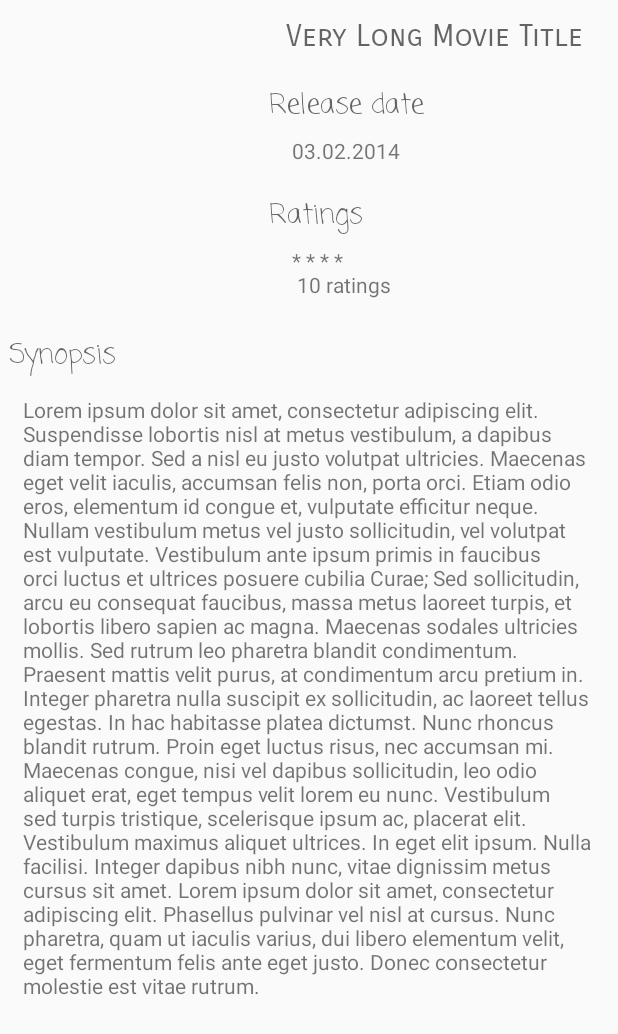
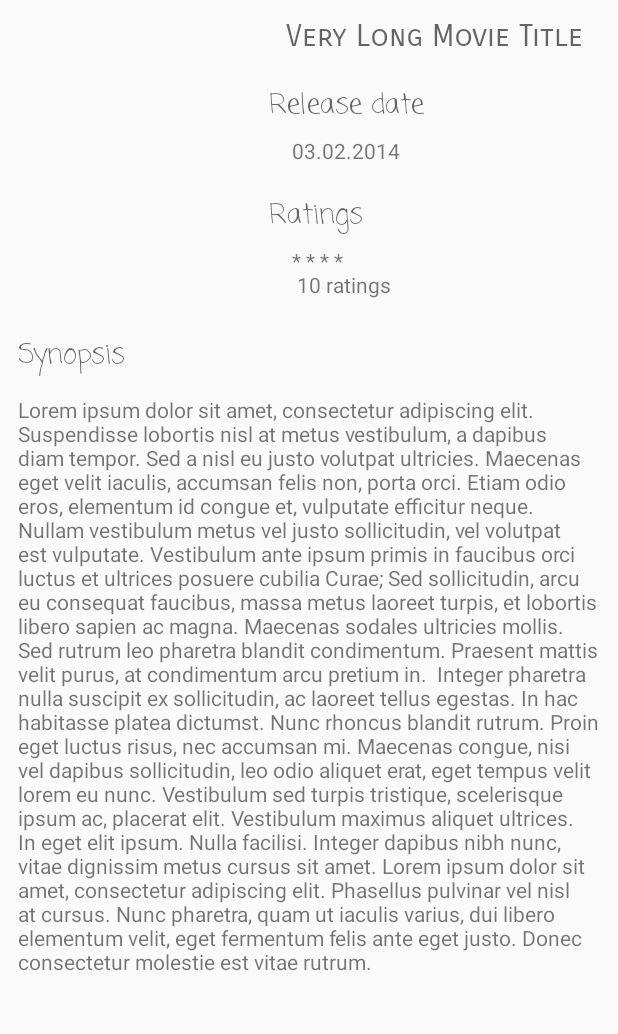
Before and after one commit to albertbuchard/watts-hut, an Android app: the layout movie_detail.xml on its own in the app's theme, with its tools: preview values and no code run, on a phone screen of 412 x 824 dp. Shown: the top 1034 px of the screen. Run offline under Robolectric (Android 15) with nearby library versions, the phone set to English and light mode, and no system bars.

Commit message:
Fixes #3 - Fixes #7 - Fixes #24 - Fixes #25 ; Added detail activity and intents. MovieObjects are parcelable and passed between activities. Data is loaded into the new detail activity. Conforms to specs.

```diff
--- a/app/src/main/res/layout/movie_detail.xml
+++ b/app/src/main/res/layout/movie_detail.xml
@@ -3,7 +3,9 @@
     xmlns:app="http://schemas.android.com/apk/res-auto"
     xmlns:tools="http://schemas.android.com/tools"
     android:orientation="vertical" android:layout_width="match_parent"
-    android:layout_height="match_parent">
+    android:layout_height="match_parent"
+    android:fitsSystemWindows="true"
+    tools:context="com.example.pro.watts_hut.MovieDetails">
 
     <ScrollView
         android:layout_width="match_parent"
@@ -20,13 +22,12 @@
                 android:layout_height="match_parent">
 
                 <ImageView
-                    android:layout_width="167dp"
-                    android:layout_height="211dp"
+                    android:layout_width="@dimen/width_thumbnail"
+                    android:layout_height="@dimen/height_thumbnail"
                     app:srcCompat="@android:color/transparent"
-                    android:id="@+id/imageView"
+                    android:id="@+id/detail_thumbnail"
                     android:adjustViewBounds="true"
-                    android:cropToPadding="true"
-                    android:padding="6dp" />
+                    android:cropToPadding="true"  />
 
                 <LinearLayout
                     android:orientation="vertical"
@@ -38,7 +39,7 @@
                     <TextView
                         android:layout_width="match_parent"
                         android:layout_height="wrap_content"
-                        android:id="@+id/textView"
+                        android:id="@+id/movie_title"
                         android:textAppearance="@style/TextAppearance.AppCompat.Medium"
                         android:gravity="center"
                         android:textSize="20sp"
@@ -48,7 +49,6 @@
                     <TextView
                         android:layout_width="match_parent"
                         android:layout_height="wrap_content"
-                        android:id="@+id/textView3"
                         android:textAppearance="@style/TextAppearance.AppCompat.Medium"
                         android:gravity="top|left"
                         android:layout_marginTop="20dp"
@@ -59,7 +59,7 @@
                     <TextView
                         android:layout_width="match_parent"
                         android:layout_height="wrap_content"
-                        android:id="@+id/textView7"
+                        android:id="@+id/release_date"
                         android:textAppearance="@style/TextAppearance.AppCompat.Small"
                         android:gravity="top|left"
                         android:layout_marginTop="6dp"
@@ -69,7 +69,6 @@
                     <TextView
                         android:layout_width="match_parent"
                         android:layout_height="wrap_content"
-                        android:id="@+id/textView6"
                         android:textAppearance="@style/TextAppearance.AppCompat.Medium"
                         android:gravity="top|left"
                         android:layout_marginTop="20dp"
@@ -81,7 +80,7 @@
                     <TextView
                         android:layout_width="match_parent"
                         android:layout_height="wrap_content"
-                        android:id="@+id/textView5"
+                        android:id="@+id/ratings"
                         android:textAppearance="@style/TextAppearance.AppCompat.Small"
                         android:gravity="top|left"
                         android:layout_marginTop="6dp"
@@ -94,10 +93,10 @@
             <TextView
                 android:layout_width="match_parent"
                 android:layout_height="wrap_content"
-                android:id="@+id/textView8"
                 android:textAppearance="@style/TextAppearance.AppCompat.Medium"
                 android:gravity="top|left"
                 android:layout_marginTop="6dp"
+                android:layout_marginLeft="6dp"
                 android:text="Synopsis"
                 android:padding="6dp"
                 android:fontFamily="casual" />
@@ -105,13 +104,13 @@
             <TextView
                 android:layout_width="match_parent"
                 android:layout_height="wrap_content"
-                android:id="@+id/textView9"
+                android:id="@+id/synopsis"
                 android:textAppearance="@style/TextAppearance.AppCompat.Small"
                 android:gravity="top|left"
                 android:layout_marginTop="6dp"
-                android:layout_marginLeft="15dp"
+                android:layout_marginLeft="12dp"
                 tools:text="Lorem ipsum dolor sit amet, consectetur adipiscing elit. Suspendisse lobortis nisl at metus vestibulum, a dapibus diam tempor. Sed a nisl eu justo volutpat ultricies. Maecenas eget velit iaculis, accumsan felis non, porta orci. Etiam odio eros, elementum id congue et, vulputate efficitur neque. Nullam vestibulum metus vel justo sollicitudin, vel volutpat est vulputate. Vestibulum ante ipsum primis in faucibus orci luctus et ultrices posuere cubilia Curae; Sed sollicitudin, arcu eu consequat faucibus, massa metus laoreet turpis, et lobortis libero sapien ac magna. Maecenas sodales ultricies mollis. Sed rutrum leo pharetra blandit condimentum. Praesent mattis velit purus, at condimentum arcu pretium in.  Integer pharetra nulla suscipit ex sollicitudin, ac laoreet tellus egestas. In hac habitasse platea dictumst. Nunc rhoncus blandit rutrum. Proin eget luctus risus, nec accumsan mi. Maecenas congue, nisi vel dapibus sollicitudin, leo odio aliquet erat, eget tempus velit lorem eu nunc. Vestibulum sed turpis tristique, scelerisque ipsum ac, placerat elit. Vestibulum maximus aliquet ultrices. In eget elit ipsum. Nulla facilisi. Integer dapibus nibh nunc, vitae dignissim metus cursus sit amet. Lorem ipsum dolor sit amet, consectetur adipiscing elit. Phasellus pulvinar vel nisl at cursus. Nunc pharetra, quam ut iaculis varius, dui libero elementum velit, eget fermentum felis ante eget justo. Donec consectetur molestie est vitae rutrum."
-                android:layout_marginRight="15dp" />
+                android:layout_marginRight="12dp" />
 
         </LinearLayout>
     </ScrollView>
--- /dev/null
+++ b/app/src/main/res/values-v21/styles.xml
@@ -0,0 +1,9 @@
+<resources>
+
+    <style name="AppTheme.NoActionBar">
+        <item name="windowActionBar">false</item>
+        <item name="windowNoTitle">true</item>
+        <item name="android:windowDrawsSystemBarBackgrounds">true</item>
+        <item name="android:statusBarColor">@android:color/transparent</item>
+    </style>
+</resources>
--- a/app/src/main/res/values/dimens.xml
+++ b/app/src/main/res/values/dimens.xml
@@ -2,4 +2,7 @@
     <!-- Default screen margins, per the Android Design guidelines. -->
     <dimen name="activity_horizontal_margin">16dp</dimen>
     <dimen name="activity_vertical_margin">16dp</dimen>
+    <dimen name="fab_margin">16dp</dimen>
+    <dimen name="width_thumbnail">167dp</dimen>
+    <dimen name="height_thumbnail">211dp</dimen>
 </resources>
--- a/app/src/main/res/values/strings.xml
+++ b/app/src/main/res/values/strings.xml
@@ -38,4 +38,5 @@
         <item>vote_count.asc</item>
         <item>vote_count.desc</item>
     </string-array>
+    <string name="title_activity_movie_details">movieDetails</string>
 </resources>
--- a/app/src/main/res/values/styles.xml
+++ b/app/src/main/res/values/styles.xml
@@ -5,4 +5,13 @@
         <item name="colorPrimaryDark">@color/colorPrimaryDark</item>
     </style>
 
+    <style name="AppTheme.NoActionBar">
+        <item name="windowActionBar">true</item>
+        <item name="windowNoTitle">true</item>
+    </style>
+
+    <style name="AppTheme.AppBarOverlay" parent="ThemeOverlay.AppCompat.Dark.ActionBar" />
+
+    <style name="AppTheme.PopupOverlay" parent="ThemeOverlay.AppCompat.Light" />
+
 </resources>
```
Also changed, not shown: app/build.gradle (+5 -4 lines), app/src/main/AndroidManifest.xml (+9 -2 lines), app/src/main/java/com/example/pro/watts_hut/MainActivity.java (+107 -16 lines), app/src/main/java/com/example/pro/watts_hut/MovieRvAdapter.java (+46 -9 lines), app/src/main/res/layout/activity_main_backup.xml (deleted, +0 -16 lines).
